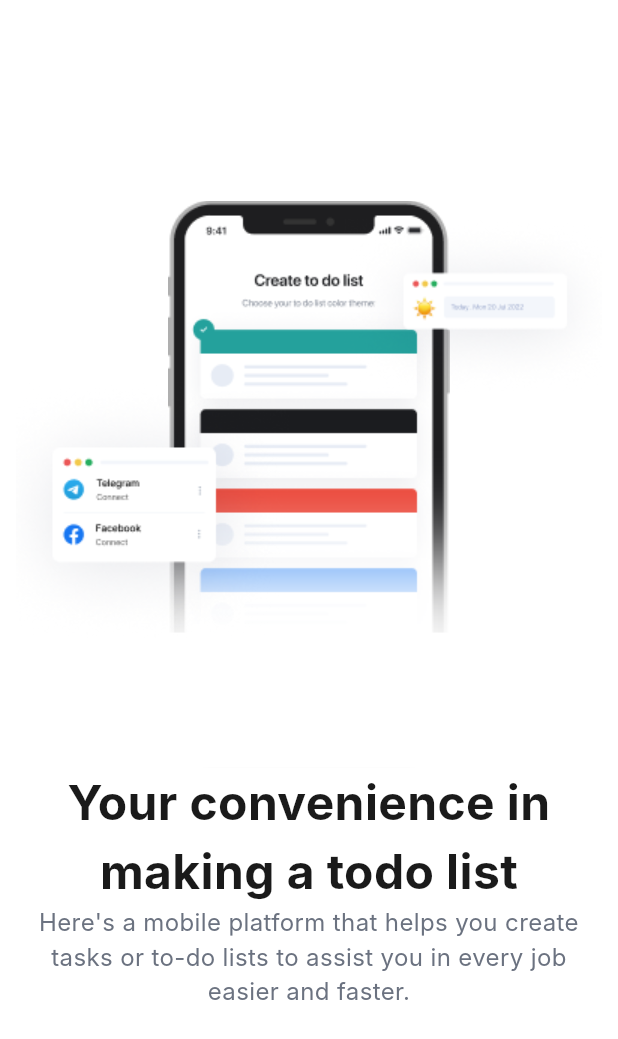
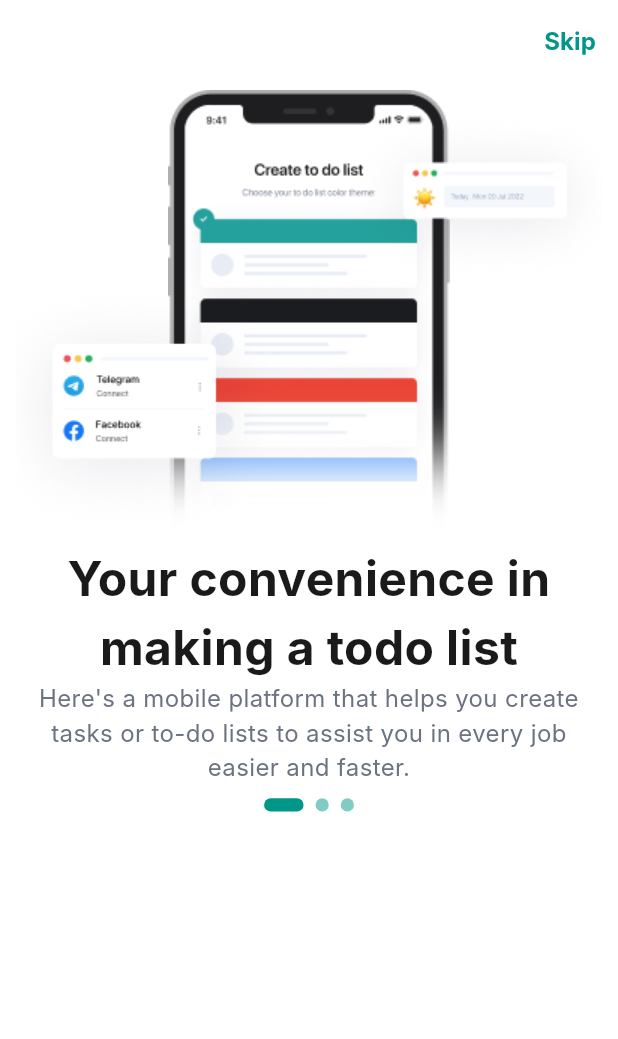
Before and after one commit to kaitogiang/AdvancedTodoApp, a Flutter app: the screen it shows after launch, on a phone screen of 412 x 824 dp. Shown: the top 1039 px of the screen. Run offline on Flutter 3.47's test engine with Material 3 defaults, Android fonts, the phone set to English and light mode, and no system bars; drawn by our look-alikes of smooth_page_indicator; our stand-ins replace flutter_svg, go_router, loader_overlay, vector_graphics; Roboto replaces fonts that are missing (Inter).

Commit message:
Create blur widget

```diff
--- a/packages/auth/lib/src/presentation/pages/onboarding/onboarding_step1_screen.dart
+++ b/packages/auth/lib/src/presentation/pages/onboarding/onboarding_step1_screen.dart
@@ -1,4 +1,5 @@
 import 'package:auth/src/presentation/generated/assets.gen.dart';
+import 'package:auth/src/presentation/widgets/bottom_fade_blur.dart';
 import 'package:common_utils/common_utils.dart';
 import 'package:flutter/material.dart';
 import 'package:smooth_page_indicator/smooth_page_indicator.dart';
@@ -26,13 +27,17 @@ class _OnboardingView
     extends WidgetView<OnboardingStep1Screen, _OnboardingController> {
   const _OnboardingView(super.state, {super.key});
 
-  Widget _buildIndicator({int numberOfPages = 0}) {
+  Widget _buildIndicator({
+    int numberOfPages = 0,
+    Color? dotColor,
+    Color? activeColor,
+  }) {
     return SmoothPageIndicator(
       controller: state.pageController,
       count: numberOfPages,
       effect: ExpandingDotsEffect(
-        dotColor: AppColors.white.withValues(alpha: 0.6),
-        activeDotColor: AppColors.white,
+        dotColor: dotColor ?? AppColors.white.withValues(alpha: 0.6),
+        activeDotColor: activeColor ?? AppColors.white,
         dotHeight: AppSize.s8,
         dotWidth: AppSize.s8,
       ),
@@ -63,52 +68,22 @@ class _OnboardingView
     );
   }
 
-  Widget _buildOnboardingStep2() {
+  Widget _buildOnboardingStep2(BuildContext context) {
     return Padding(
       padding: AppSize.s10.paddingHorizontal.copyWith(bottom: AppSize.s8),
       child: Column(
         mainAxisAlignment: MainAxisAlignment.center,
         crossAxisAlignment: CrossAxisAlignment.stretch,
         children: <Widget>[
-          SizedBox(
-            width: double.infinity,
-            child: Stack(
-              alignment: Alignment.center,
-              children: [
-                Assets.images.onboarding1Illustration1.image(package: 'auth'),
-                Positioned(
-                  bottom: 0,
-                  child: Container(
-                    width: 200,
-                    height: 90,
-                    decoration: BoxDecoration(
-                      color: AppColors.white,
-                      boxShadow: [
-                        BoxShadow(
-                          color: AppColors.white,
-                          spreadRadius: 50,
-                          blurRadius: 50,
-                          blurStyle: BlurStyle.normal,
-                        ),
-                      ],
-                    ),
-                  ),
-                ),
-                Positioned(
-                  left: 0,
-                  bottom: AppSize.s75,
-                  child: Assets.images.onboarding1Illustration2.image(
-                    package: 'auth',
-                  ),
-                ),
-                Positioned(
-                  right: 0,
-                  top: AppSize.s10,
-                  child: Assets.images.onboarding1Illustration3.image(
-                    package: 'auth',
-                  ),
-                ),
-              ],
+          BottomFadeBlur(
+            image: Assets.images.onboarding1Illustration1.image(
+              package: 'auth',
+            ),
+            subImageLeft: Assets.images.onboarding1Illustration2.image(
+              package: 'auth',
+            ),
+            subImageRight: Assets.images.onboarding1Illustration3.image(
+              package: 'auth',
             ),
           ),
           Text(
@@ -130,15 +105,32 @@ class _OnboardingView
   Widget build(BuildContext context) {
     return Scaffold(
       backgroundColor: AppColors.white,
+      appBar: CustomAppBar(
+        isShowBackIcon: false,
+        onAction: TextButton(
+          onPressed: () {},
+          child: Text(
+            AppTranslate.current.skip,
+            style: AppTextStyles.body(
+              color: AppColors.primary,
+              fontWeight: FontWeight.bold,
+            ),
+          ),
+        ),
+      ),
       body: SafeArea(
         child: SizedBox(
           width: double.infinity,
           child: Column(
-            mainAxisAlignment: MainAxisAlignment.center,
+            mainAxisAlignment: MainAxisAlignment.start,
             crossAxisAlignment: CrossAxisAlignment.center,
             children: <Widget>[
-              _buildOnboardingStep2(),
-              _buildIndicator(numberOfPages: 3),
+              _buildOnboardingStep2(context),
+              _buildIndicator(
+                numberOfPages: 3,
+                dotColor: AppColors.primary.withValues(alpha: 0.5),
+                activeColor: AppColors.primary,
+              ),
             ],
           ),
         ),
--- /dev/null
+++ b/packages/auth/lib/src/presentation/widgets/bottom_fade_blur.dart
@@ -0,0 +1,51 @@
+import 'package:common_utils/common_utils.dart';
+import 'package:flutter/material.dart';
+
+class BottomFadeBlur extends StatelessWidget {
+  const BottomFadeBlur({
+    super.key,
+    required this.image,
+    required this.subImageLeft,
+    required this.subImageRight,
+  });
+
+  final Widget image;
+  final Widget subImageLeft;
+  final Widget subImageRight;
+
+  @override
+  Widget build(BuildContext context) {
+    return Stack(
+      alignment: Alignment.center,
+      children: [
+        ClipRect(
+          child: Align(
+            alignment: Alignment.topCenter,
+            heightFactor: 0.8,
+            child: image,
+          ),
+        ),
+        Positioned(
+          bottom: 0,
+          child: Container(
+            width: 200,
+            height: 10,
+            decoration: BoxDecoration(
+              color: AppColors.white,
+              boxShadow: [
+                BoxShadow(
+                  color: AppColors.white,
+                  spreadRadius: 50,
+                  blurRadius: 35,
+                  blurStyle: BlurStyle.normal,
+                ),
+              ],
+            ),
+          ),
+        ),
+        Positioned(left: 0, bottom: AppSize.s2, child: subImageLeft),
+        Positioned(right: 0, top: AppSize.s10, child: subImageRight),
+      ],
+    );
+  }
+}
--- a/packages/common_utils/lib/common_utils.dart
+++ b/packages/common_utils/lib/common_utils.dart
@@ -4,6 +4,8 @@ export './src/app_initializer.dart';
 export './src/core/app_constants/app_colors.dart';
 export './src/core/app_constants/app_sizes.dart';
 export './src/core/app_constants/app_text_styles.dart';
+export './src/core/extensions/context_extension.dart';
 export './src/core/extensions/padding_extension.dart';
 export './src/core/translations/generated/l10n.dart';
+export './src/presentation/widgets/custom_app_bar.dart';
 export './src/presentation/widgets/widget_view.dart';
--- a/packages/common_utils/lib/src/core/app_constants/app_colors.dart
+++ b/packages/common_utils/lib/src/core/app_constants/app_colors.dart
@@ -2,6 +2,8 @@ import 'package:flutter/material.dart';
 
 /// Defines all brand and UI colors for Todyapp.
 class AppColors {
+  static const Color transparent = Colors.transparent;
+
   // ===== Primary Brand =====
   static const Color primary = Color(0xFF009688);
   static const Color primaryLight = Color(0xFF4DB6AC);
--- /dev/null
+++ b/packages/common_utils/lib/src/core/extensions/context_extension.dart
@@ -0,0 +1,7 @@
+import 'package:flutter/material.dart';
+
+extension ContextExtension on BuildContext {
+  double get height => MediaQuery.of(this).size.height;
+
+  double get width => MediaQuery.of(this).size.width;
+}
--- a/packages/common_utils/lib/src/presentation/widgets/custom_app_bar.dart
+++ b/packages/common_utils/lib/src/presentation/widgets/custom_app_bar.dart
@@ -1,23 +1,33 @@
 import 'package:common_utils/common_utils.dart';
+import 'package:common_utils/src/presentation/generated/assets.gen.dart';
 import 'package:flutter/material.dart';
 
 class CustomAppBar extends StatelessWidget implements PreferredSizeWidget {
   const CustomAppBar({
     super.key,
-    required this.title,
+    this.title,
     this.isOnboarding = false,
+    this.isShowBackIcon = true,
     this.onAction,
   });
 
-  final String title;
+  final String? title;
   final bool isOnboarding;
   final Widget? onAction;
+  final bool isShowBackIcon;
 
   @override
   Widget build(BuildContext context) {
     return AppBar(
-      title: Text(title, style: AppTextStyles.h3()),
+      title: Text(title ?? '', style: AppTextStyles.h3()),
+      leading: isShowBackIcon
+          ? Container(
+              padding: EdgeInsets.all(15),
+              child: Assets.icons.leftArrow.svg(package: 'common_utils'),
+            )
+          : const SizedBox.shrink(),
       centerTitle: true,
+      backgroundColor: AppColors.transparent,
       actions: [onAction ?? const SizedBox.shrink()],
     );
   }
--- a/packages/common_utils/pubspec.yaml
+++ b/packages/common_utils/pubspec.yaml
@@ -2,7 +2,6 @@ name: common_utils
 description: "A new Flutter package project."
 version: 0.0.1
 publish_to: 'none'
-homepage:
 
 environment:
   sdk: ^3.8.1
@@ -14,6 +13,7 @@ dependencies:
   intl: 0.20.2
   flutter_localizations:
     sdk: flutter
+  flutter_svg: ^2.1.6
 
 dev_dependencies:
   flutter_test:
```
Also changed, not shown: packages/auth/lib/src/presentation/generated/assets.gen.dart, packages/common_utils/assets/icons/left_arrow.svg (renamed from packages/auth/assets/icons/left_arrow.svg), packages/common_utils/lib/src/presentation/generated/assets.gen.dart.
